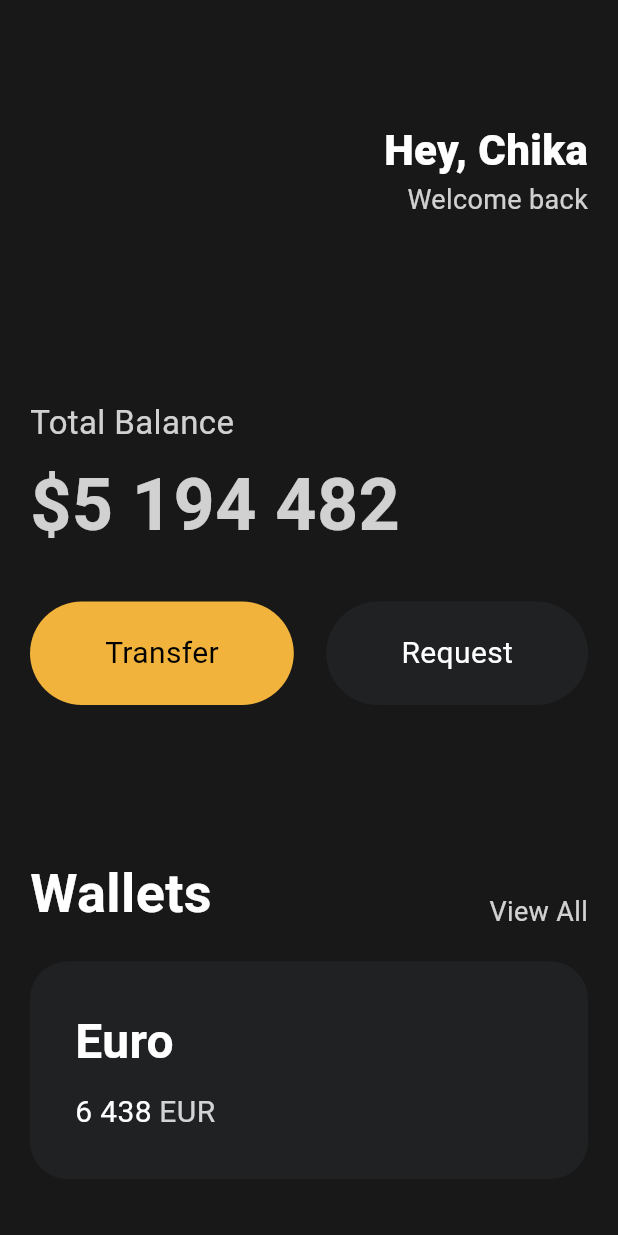
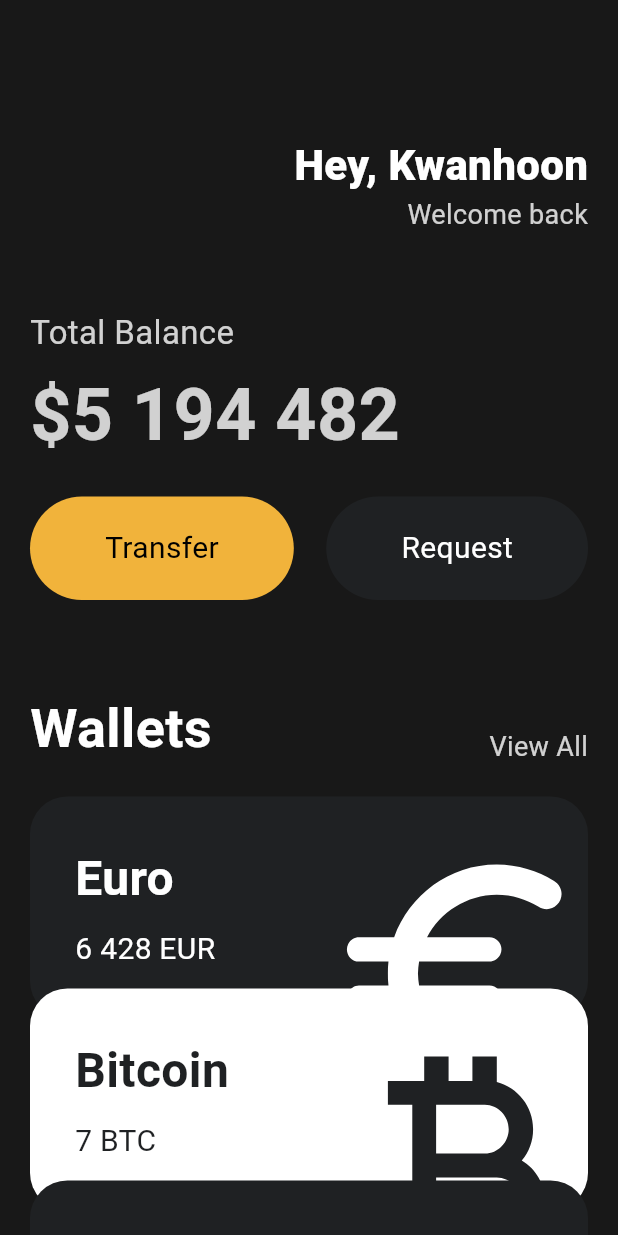
Before and after one commit to Flavordash/toonflix-button, a Flutter app: the screen it shows after launch, on a phone screen of 412 x 824 dp. Run offline on Flutter 3.47's test engine with Material 3 defaults, Android fonts, the phone set to English and light mode, and no system bars.

Commit message:
toonflix cards

```diff
--- a/lib/main.dart
+++ b/lib/main.dart
@@ -1,5 +1,6 @@
 import 'package:flutter/material.dart';
 import 'package:toonflix/widgets/Button.dart';
+import 'package:toonflix/widgets/currency_card.dart';
 
 void main() {
   runApp(const App());
@@ -13,13 +14,14 @@ class App extends StatelessWidget {
     return MaterialApp(
       home: Scaffold(
           backgroundColor: const Color(0xff181818),
-          body: Padding(
+          body: SingleChildScrollView(
+            child: Padding(
               padding: const EdgeInsets.symmetric(horizontal: 20),
               child: Column(
                 crossAxisAlignment: CrossAxisAlignment.start,
                 children: [
                   const SizedBox(
-                  height: 80,
+                    height: 90,
                   ),
                   Row(
                     mainAxisAlignment: MainAxisAlignment.end,
@@ -28,7 +30,7 @@ class App extends StatelessWidget {
                         crossAxisAlignment: CrossAxisAlignment.end,
                         children: [
                           const Text(
-                          'Hey, Chika',
+                            'Hey, Kwanhoon',
                             style: TextStyle(
                               color: Colors.white,
                               fontSize: 28,
@@ -47,7 +49,7 @@ class App extends StatelessWidget {
                     ],
                   ),
                   const SizedBox(
-                  height: 120,
+                    height: 50,
                   ),
                   Text('Total Balance',
                       style: TextStyle(
@@ -61,7 +63,7 @@ class App extends StatelessWidget {
                           fontWeight: FontWeight.w600,
                           color: Colors.white.withOpacity(0.8))),
                   const SizedBox(
-                  height: 30,
+                    height: 20,
                   ),
                   const Row(
                     mainAxisAlignment: MainAxisAlignment.spaceBetween,
@@ -78,7 +80,7 @@ class App extends StatelessWidget {
                     ],
                   ),
                   const SizedBox(
-                  height: 100,
+                    height: 60,
                   ),
                   Row(
                     crossAxisAlignment: CrossAxisAlignment.end,
@@ -103,55 +105,29 @@ class App extends StatelessWidget {
                   const SizedBox(
                     height: 20,
                   ),
-                Container(
-                  decoration: BoxDecoration(
-                    color: const Color(0xFF1F2123),
-                    borderRadius: BorderRadius.circular(25),
-                  ),
-                  child: Padding(
-                    padding: const EdgeInsets.all(30),
-                    child: Row(
-                      children: [
-                        Column(
-                          crossAxisAlignment: CrossAxisAlignment.start,
-                          children: [
-                            const Text(
-                              'Euro',
-                              style: TextStyle(
-                                color: Colors.white,
-                                fontSize: 32,
-                                fontWeight: FontWeight.w600,
-                              ),
-                            ),
-                            const SizedBox(
-                              height: 10,
-                            ),
-                            Row(
-                              children: [
-                                const Text(
-                                  '6 438',
-                                  style: TextStyle(
-                                    color: Colors.white,
-                                    fontSize: 20,
-                                  ),
-                                ),
-                                const SizedBox(
-                                  width: 5,
-                                ),
-                                Text('EUR',
-                                    style: TextStyle(
-                                      color: Colors.white.withOpacity(0.8),
-                                      fontSize: 20,
-                                    ))
+                  const CurrencyCard(
+                      offset: Offset(0, 0),
+                      name: 'Euro',
+                      code: 'EUR',
+                      amount: '6 428',
+                      isInverted: false,
+                      icon: Icons.euro_rounded),
+                  const CurrencyCard(
+                      offset: Offset(0, -20),
+                      name: 'Bitcoin',
+                      code: 'BTC',
+                      amount: '7',
+                      isInverted: true,
+                      icon: Icons.currency_bitcoin),
+                  const CurrencyCard(
+                      offset: Offset(0, -40),
+                      name: 'Dollor',
+                      code: 'USD',
+                      amount: '32 428',
+                      isInverted: false,
+                      icon: Icons.attach_money_outlined),
                 ],
               ),
-                          ],
-                        ),
-                      ],
-                    ),
-                  ),
-                ),
-              ],
             ),
           )),
     );
--- /dev/null
+++ b/lib/widgets/currency_card.dart
@@ -0,0 +1,86 @@
+import 'package:flutter/material.dart';
+
+class CurrencyCard extends StatelessWidget {
+  final String name, code, amount;
+  final IconData icon;
+  final bool isInverted;
+  final _blackColor = const Color(0xFF1F2123);
+  final Offset offset;
+
+  const CurrencyCard({
+    super.key,
+    required this.name,
+    required this.code,
+    required this.amount,
+    required this.icon,
+    required this.isInverted,
+    required this.offset,
+  });
+
+  @override
+  Widget build(BuildContext context) {
+    return Transform.translate(
+        offset: offset,
+        child: Container(
+          clipBehavior: Clip.hardEdge,
+          decoration: BoxDecoration(
+            color: isInverted ? Colors.white : _blackColor,
+            borderRadius: BorderRadius.circular(25),
+          ),
+          child: Padding(
+            padding: const EdgeInsets.all(30),
+            child: Row(
+              mainAxisAlignment: MainAxisAlignment.spaceBetween,
+              children: [
+                Column(
+                  crossAxisAlignment: CrossAxisAlignment.start,
+                  children: [
+                    Text(
+                      name,
+                      style: TextStyle(
+                        color: isInverted ? _blackColor : Colors.white,
+                        fontSize: 32,
+                        fontWeight: FontWeight.w600,
+                      ),
+                    ),
+                    const SizedBox(
+                      height: 10,
+                    ),
+                    Row(
+                      children: [
+                        Text(
+                          amount,
+                          style: TextStyle(
+                            color: isInverted ? _blackColor : Colors.white,
+                            fontSize: 20,
+                          ),
+                        ),
+                        const SizedBox(
+                          width: 5,
+                        ),
+                        Text(code,
+                            style: TextStyle(
+                              color: isInverted ? _blackColor : Colors.white,
+                              fontSize: 20,
+                            ))
+                      ],
+                    ),
+                  ],
+                ),
+                Transform.scale(
+                  scale: 2.2,
+                  child: Transform.translate(
+                    offset: const Offset(-5, 20),
+                    child: Icon(
+                      icon,
+                      color: isInverted ? _blackColor : Colors.white,
+                      size: 88,
+                    ),
+                  ),
+                )
+              ],
+            ),
+          ),
+        ));
+  }
+}
```
Also changed, not shown: 1 other file. Lines whose indentation alone changed are shown as unchanged.
